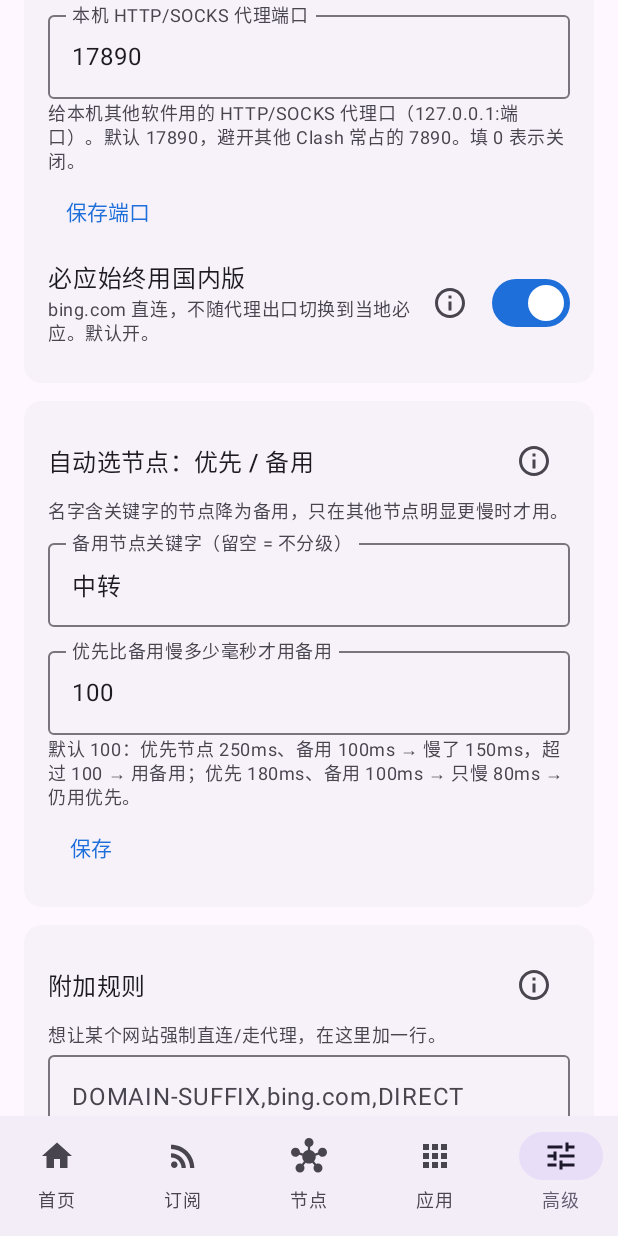
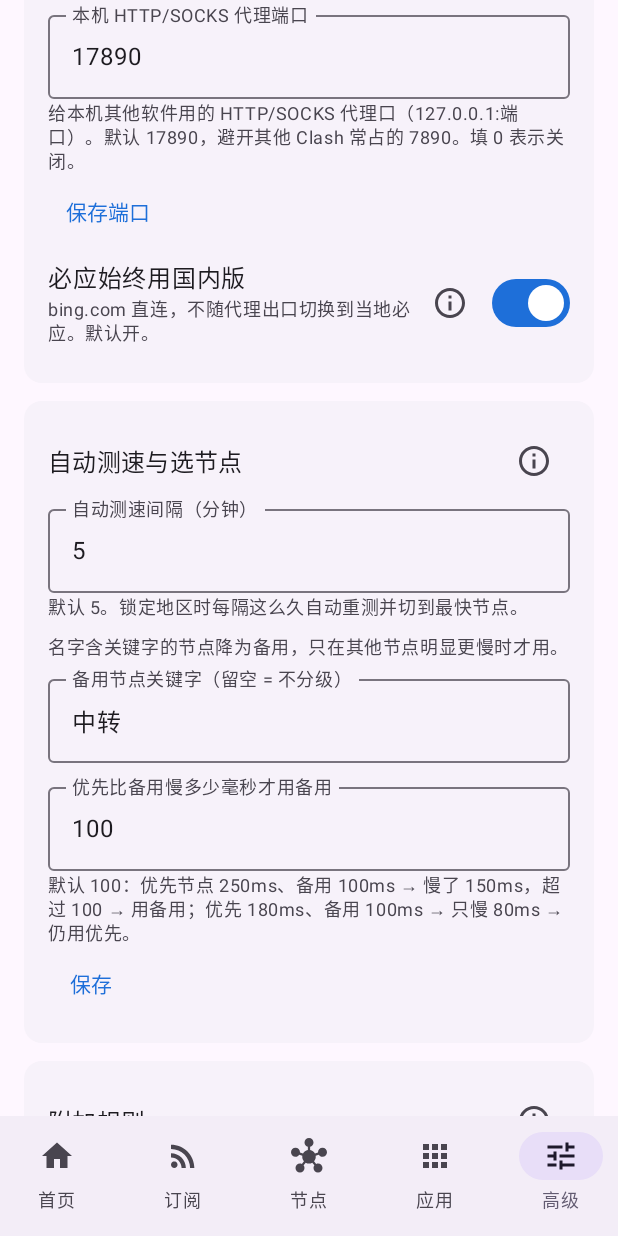
Before and after one commit to icangotoanywhere/EasyClash, an Android app built with Jetpack Compose: the AdvancedScreen screen opened through its navigation route, scrolled down 1041 dp, on a phone screen of 412 x 824 dp. Run offline under Robolectric (Android 15) with nearby library versions, the phone set to English and light mode, and no system bars; 1 statement that could not run was skipped.

Commit message:
EasyClash 1.0.19：自动测速间隔可调；节点页地区策略组独立成块；推送自动发布 Release
- 高级页「自动测速与选节点」新增「自动测速间隔（分钟）」，默认 5，锁定地区时按此周期重测并切换
- 节点页：本软件生成的「🌍 地区选择」及各地区 ·自动 / ·优先 / ·备用 组，紧跟在所属组标题下方、缩进、淡色底块显示，与订阅自己的节点和子组分开
- CI：推到 main 按 versionName 自动打 tag 并发布 Release、附上 APK

Co-Authored-By: Claude Fable 5.1 <noreply@anthropic.com>
Claude-Session: https://claude.ai/code/session_01HSmKeeFS6prfD9U2dxco6Y

```diff
--- a/app/build.gradle.kts
+++ b/app/build.gradle.kts
@@ -12,8 +12,8 @@ android {
         applicationId = "com.easyclash"
         minSdk = 26
         targetSdk = 35
-        versionCode = 19
-        versionName = "1.0.18"
+        versionCode = 20
+        versionName = "1.0.19"
         // 只打 arm64 一种架构：几乎所有现代安卓手机都是 arm64，包体最小
         ndk { abiFilters += listOf("arm64-v8a") }
     }
--- a/app/src/main/kotlin/com/easyclash/data/Models.kt
+++ b/app/src/main/kotlin/com/easyclash/data/Models.kt
@@ -80,6 +80,8 @@ data class Settings(
     var backupKeyword: String = "中转",
     /** 优先节点比备用节点慢超过这么多毫秒，才改用备用节点 */
     var backupPenaltyMs: Int = 100,
+    /** 自动测速 / 自动选节点的周期（分钟） */
+    var testIntervalMin: Int = 5,
     var geoAutoUpdate: Boolean = true,           // 连接后自动检查地理数据库（每 7 天一次）
     var geoLastCheck: Long = 0L,                 // 上次成功检查 / 更新数据库的时间（毫秒）
     var geoLastAttempt: Long = 0L,               // 上次尝试时间，失败后 12 小时内不再自动重试
@@ -91,7 +93,7 @@ data class Settings(
         put("mode", mode.name); put("appProxyMode", appProxyMode.name)
         put("appList", JSONArray(appList.toList()))
         put("lockedRegion", lockedRegion ?: JSONObject.NULL)
-        put("backupKeyword", backupKeyword); put("backupPenaltyMs", backupPenaltyMs)
+        put("backupKeyword", backupKeyword); put("backupPenaltyMs", backupPenaltyMs); put("testIntervalMin", testIntervalMin)
         put("ipv6", ipv6); put("blockQuic", blockQuic); put("bingDirect", bingDirect)
         put("useSubscriptionDns", useSubscriptionDns)
         put("tunStack", tunStack.name); put("logLevel", logLevel)
@@ -114,6 +116,7 @@ data class Settings(
             s.ipv6 = o.optBoolean("ipv6", false)
             s.backupKeyword = o.optString("backupKeyword", "中转")
             s.backupPenaltyMs = o.optInt("backupPenaltyMs", 100)
+            s.testIntervalMin = o.optInt("testIntervalMin", 5).coerceIn(1, 1440)
             s.blockQuic = o.optBoolean("blockQuic", true)
             s.bingDirect = o.optBoolean("bingDirect", true)
             s.useSubscriptionDns = o.optBoolean("useSubscriptionDns", false)
--- a/app/src/main/kotlin/com/easyclash/ui/screens/AdvancedScreen.kt
+++ b/app/src/main/kotlin/com/easyclash/ui/screens/AdvancedScreen.kt
@@ -123,15 +123,21 @@ fun AdvancedScreen(vm: MainViewModel) {
         // ================= 自动选节点 =================
         var kw by remember(settings.backupKeyword) { mutableStateOf(settings.backupKeyword) }
         var penalty by remember(settings.backupPenaltyMs) { mutableStateOf(settings.backupPenaltyMs.toString()) }
+        var interval by remember(settings.testIntervalMin) { mutableStateOf(settings.testIntervalMin.toString()) }
         SectionCard(
-            title = "自动选节点：优先 / 备用",
-            help = "有些节点测延迟很快，真用起来却经常卡（典型的是经 CDN「中转」的节点：到 CDN 很近，但 CDN 再回机场源站那一段不稳）。纯按延迟挑，总是会选中它们。\n\n" +
+            title = "自动测速与选节点",
+            help = "【自动测速间隔】锁定地区后，每隔这么多分钟把该地区的节点测一遍，自动换到最快的（分级时同时判断用优先还是备用）。一次测速每个节点只发一个很小的请求，21 个节点约 10 KB 流量；间隔越短换节点越及时，但手机上会略微增加耗电，建议 2～10 分钟。\n\n【优先 / 备用】有些节点测延迟很快，真用起来却经常卡（典型的是经 CDN「中转」的节点：到 CDN 很近，但 CDN 再回机场源站那一段不稳）。纯按延迟挑，总是会选中它们。\n\n" +
                 "开启分级后，每个地区的「·自动」组会拆成两级：\n" +
                 "• 优先：名字不含关键字的节点，平时一律在这里面挑最快的\n" +
                 "• 备用：名字含关键字的节点\n\n" +
                 "每个测速周期（5 分钟）把两级都测一遍：只有当「优先」里最快的节点比「备用」里最快的还慢超过设定毫秒数时，才改用备用；优先节点恢复后自动切回。优先级全部超时也会自动用备用。\n\n" +
                 "关键字留空 = 不分级，纯按延迟选。如果你的机场「中转」节点质量很好，就把关键字清掉。",
         ) {
+            OutlinedTextField(
+                value = interval, onValueChange = { interval = it.filter(Char::isDigit).take(4) },
+                label = { Text("自动测速间隔（分钟）") }, singleLine = true, modifier = Modifier.fillMaxWidth(),
+            )
+            HelpText("默认 5。锁定地区时每隔这么久自动重测并切到最快节点。", Modifier.padding(bottom = 8.dp))
             HelpText("名字含关键字的节点降为备用，只在其他节点明显更慢时才用。", Modifier.padding(bottom = 4.dp))
             OutlinedTextField(
                 value = kw, onValueChange = { kw = it.take(20) },
@@ -145,7 +151,8 @@ fun AdvancedScreen(vm: MainViewModel) {
             HelpText("默认 100：优先节点 250ms、备用 100ms → 慢了 150ms，超过 100 → 用备用；优先 180ms、备用 100ms → 只慢 80ms → 仍用优先。")
             TextButton(onClick = {
                 val p = penalty.toIntOrNull() ?: 100
-                vm.updateSettings { it.backupKeyword = kw.trim(); it.backupPenaltyMs = p.coerceIn(0, 5000) }
+                val m = (interval.toIntOrNull() ?: 5).coerceIn(1, 1440)
+                vm.updateSettings { it.backupKeyword = kw.trim(); it.backupPenaltyMs = p.coerceIn(0, 5000); it.testIntervalMin = m }
             }) { Text("保存") }
         }
 
--- a/app/src/main/kotlin/com/easyclash/ui/screens/HomeScreen.kt
+++ b/app/src/main/kotlin/com/easyclash/ui/screens/HomeScreen.kt
@@ -159,7 +159,7 @@ fun HomeScreen(vm: MainViewModel, onConnect: () -> Unit) {
                         }
                     }
                     HelpText(
-                        if (locked != null) "「测速 ${locked.displayName}」：只重测该地区的节点，并立刻换到其中最快的（当前节点卡了、不想等 5 分钟自动测速时点它）。「测速全部地区」会把所有地区都测一遍，用时较长。"
+                        if (locked != null) "「测速 ${locked.displayName}」：只重测该地区的节点，并立刻换到其中最快的（当前节点卡了、不想等自动测速时点它）。「测速全部地区」会把所有地区都测一遍，用时较长。"
                         else "选中一个地区后，这里会多出一个只测该地区的按钮。「测速全部地区」会把所有地区都测一遍，各地区各自切到最快节点。",
                         Modifier.padding(top = 4.dp),
                     )
@@ -172,8 +172,8 @@ fun HomeScreen(vm: MainViewModel, onConnect: () -> Unit) {
                         }
                         KeyValueRow("实际节点", resolveLeaf(proxies, locked.groupName))
                         HelpText(
-                            if (vm.isTiered(locked.code)) "每 5 分钟把优先、备用两级都测一次：优先里最快的比备用慢超过 ${settings.backupPenaltyMs}ms 才用备用（高级页可改）。手动测速立即生效。"
-                            else "每 5 分钟自动测速一次并切到最快节点；手动测速立即生效。"
+                            if (vm.isTiered(locked.code)) "每 ${settings.testIntervalMin} 分钟把优先、备用两级都测一次：优先里最快的比备用慢超过 ${settings.backupPenaltyMs}ms 才用备用（高级页可改）。手动测速立即生效。"
+                            else "每 ${settings.testIntervalMin} 分钟自动测速一次并切到最快节点（高级页可改）；手动测速立即生效。"
                         )
                     }
                 }
--- a/app/src/main/kotlin/com/easyclash/vpn/EasyClashVpnService.kt
+++ b/app/src/main/kotlin/com/easyclash/vpn/EasyClashVpnService.kt
@@ -221,7 +221,7 @@ class EasyClashVpnService : VpnService() {
                         .onSuccess { VpnState.appendLog("[APP] 分级选择 " + it.describe(region, settings.backupPenaltyMs)) }
                         .onFailure { VpnState.appendLog("[APP] 分级选择失败：${it.message}") }
                 }
-                delay(ConfigBuilder.URL_TEST_INTERVAL * 1000L)
+                delay(ConfigBuilder.testIntervalSec(settings) * 1000L)
             }
         }
     }
```
Also changed, not shown: app/src/main/kotlin/com/easyclash/core/ConfigBuilder.kt (+8 -7 lines), app/src/main/kotlin/com/easyclash/core/Regions.kt (+12 -1 lines), app/src/main/kotlin/com/easyclash/ui/screens/ProxiesScreen.kt (+20 -1 lines), 2 other files.
